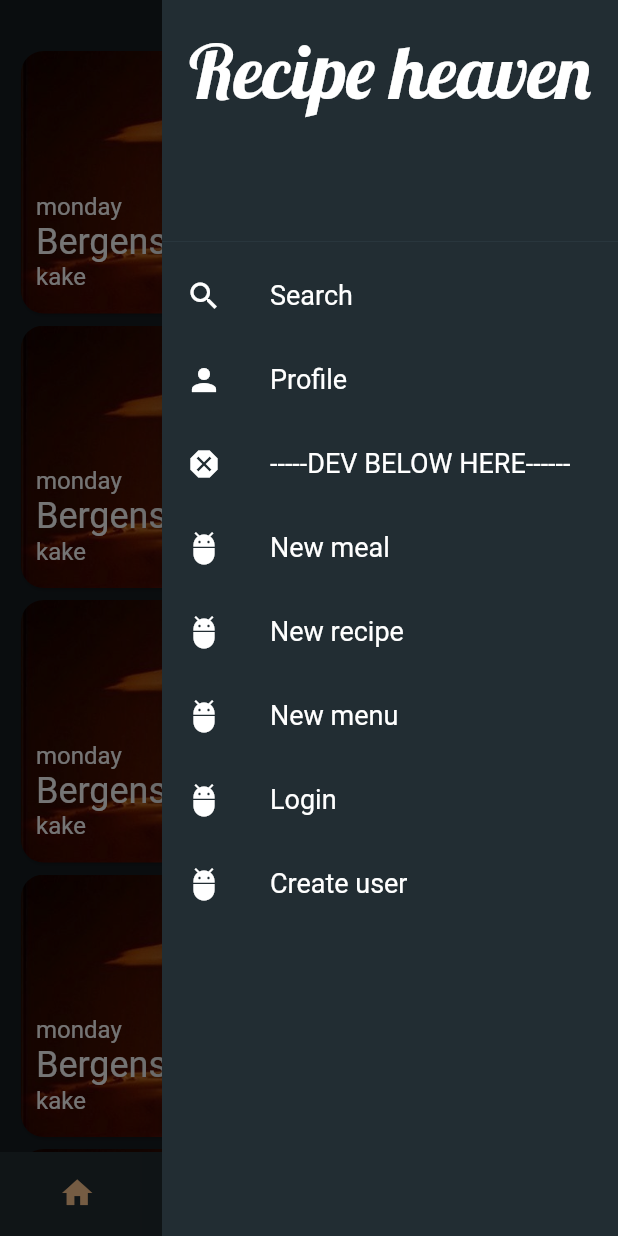
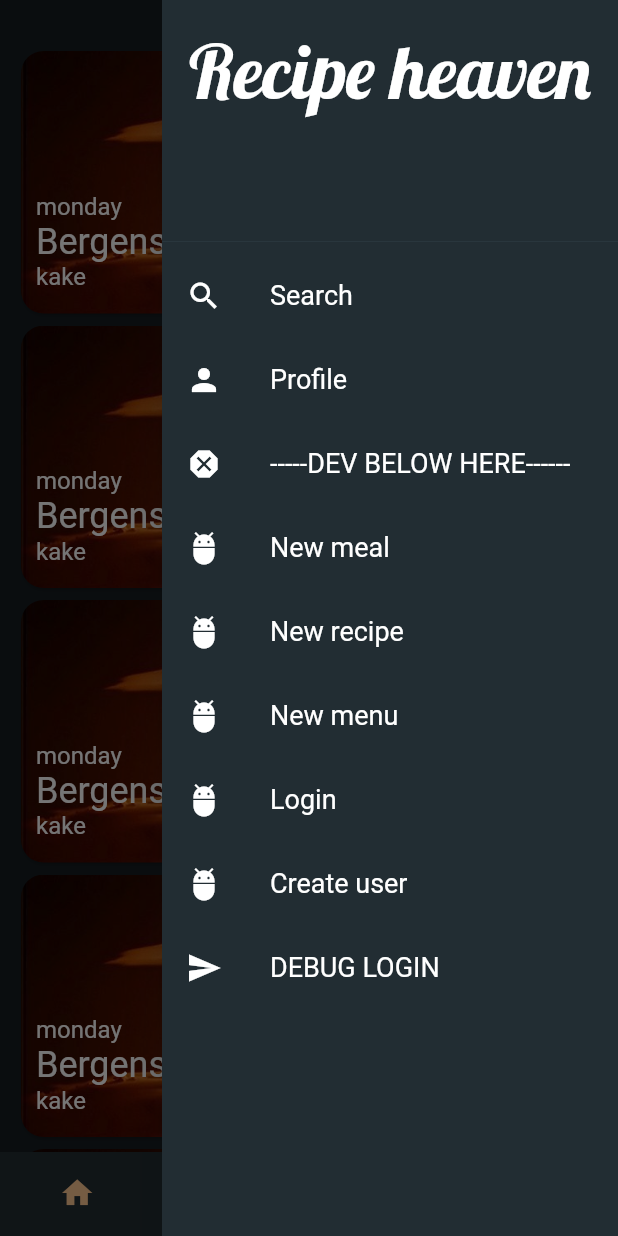
Before and after one commit to recipe-heaven/App, a Flutter app: the screen it shows after launch, with the side drawer open, on a phone screen of 412 x 824 dp. Run offline on Flutter 3.47's test engine with Material 2 defaults, Android fonts, the phone set to English and light mode, and no system bars; our stand-ins replace shared_preferences; accounts and stored records are empty; generated files the repository leaves out were written again.

Commit message:
QOL dev login

```diff
--- a/lib/components/navigation/drawer_navigation.dart
+++ b/lib/components/navigation/drawer_navigation.dart
@@ -1,4 +1,6 @@
 import 'package:App/routes/routes.dart';
+import 'package:App/service/auth_service.dart';
+import 'package:App/service/http_client.dart';
 import 'package:App/theme/themes.dart';
 import 'package:flutter/material.dart';
 
@@ -10,6 +12,7 @@ void _onDrawerItemTap(BuildContext context, String route) {
 }
 
 Drawer getDrawer(BuildContext context) {
+  final _authServ = AuthService(HttpClient());
   return Drawer(
       child: Container(
     decoration: BoxDecoration(color: elementBackgroundColor),
@@ -38,8 +41,17 @@ Drawer getDrawer(BuildContext context) {
         createDrawerItem("New meal", RouteMealNew, Icons.adb, context),
         createDrawerItem("New recipe", RouteRecipeNew, Icons.adb, context),
         createDrawerItem("New menu", RouteMenuNew, Icons.adb, context),
-        createDrawerItem("Login", RouteMealNew, Icons.adb, context),
-        createDrawerItem("Create user", RouteRecipeNew, Icons.adb, context),
+        createDrawerItem("Login", RouteUserLogin, Icons.adb, context),
+        createDrawerItem("Create user", RouteUserNew, Icons.adb, context),
+        ListTile(
+            leading: Icon(
+              Icons.send,
+              color: primaryTextColor,
+            ),
+            title: Text("DEBUG LOGIN"),
+            onTap: () {
+              _authServ.loginEmailPassword(email: 'a@a', password: 'a');
+            })
       ],
     ),
   ));
```
